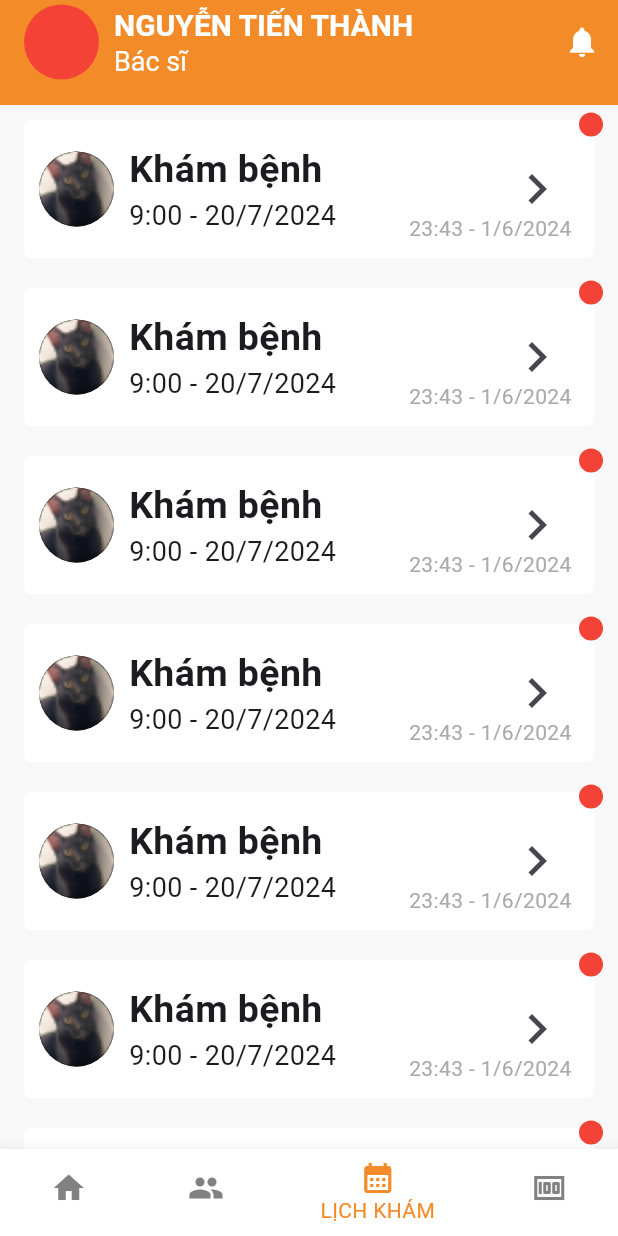
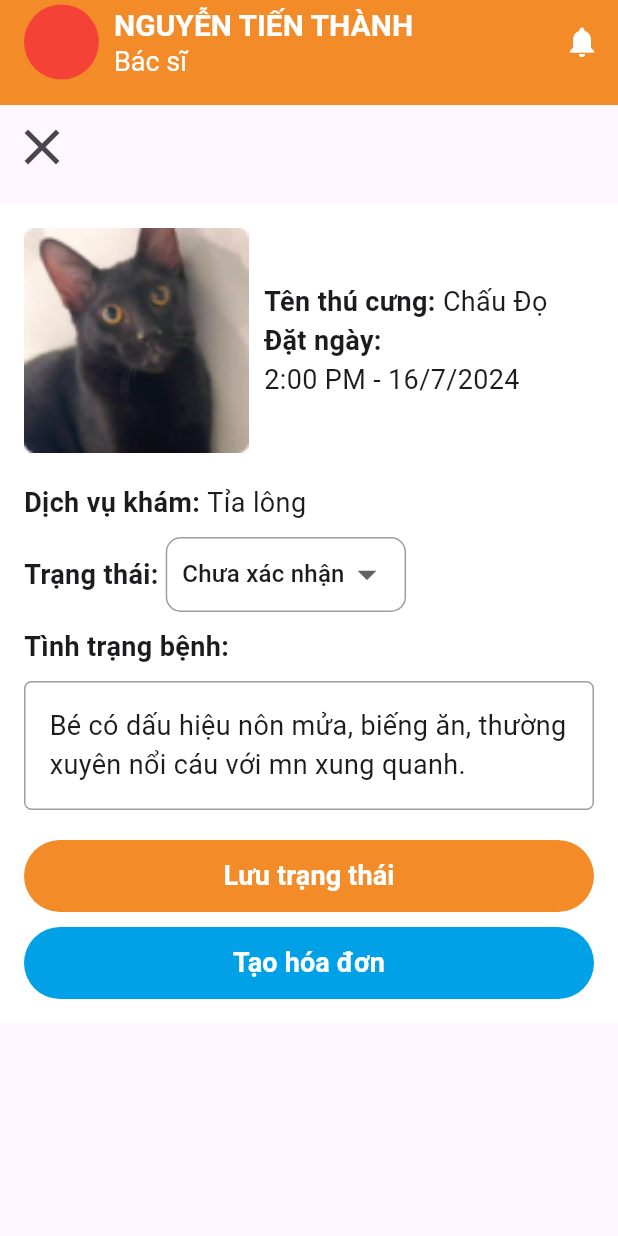
Before and after one commit to Anlele1701/DNT_Flutter_Pawtients, a Flutter app: the screen it shows after launch, item 3 of the bottom bar chosen, after a tap on the "keyboard arrow right" icon, on a phone screen of 412 x 824 dp. Run offline on Flutter 3.47's test engine with Material 3 defaults, Android fonts, the light colour scheme and no system bars; our stand-ins replace dio, glassmorphism, image_picker, material_symbols_icons, table_calendar.

Commit message:
Complete Appointment Detail Page

```diff
--- /dev/null
+++ b/frontend_ad/lib/views/appointment_detail.dart
@@ -0,0 +1,214 @@
+import 'package:flutter/cupertino.dart';
+import 'package:flutter/material.dart';
+import 'package:flutter/rendering.dart';
+import 'package:flutter/widgets.dart';
+import 'package:frontend_ad/views/public_views/appbar.dart';
+
+class AppointmentDetail extends StatefulWidget {
+  const AppointmentDetail({super.key});
+
+  @override
+  State<AppointmentDetail> createState() => _MyWidgetState();
+}
+
+class _MyWidgetState extends State<AppointmentDetail> {
+  String? stateChoose = "Chưa xác nhận";
+  final List<String> listState = ["Chưa xác nhận", "Đồng ý", "Hủy"];
+  final String? tinhTrangBenh = "Khám bệnh";
+  @override
+  Widget build(BuildContext context) {
+    return Scaffold(
+      appBar: CustomAppBar(),
+      body: SingleChildScrollView(
+        child: Column(
+          crossAxisAlignment: CrossAxisAlignment.start,
+          children: [
+            IconButton(
+                onPressed: () {
+                  Navigator.pop(context);
+                },
+                icon: Icon(
+                  Icons.close,
+                  size: 40,
+                )),
+            Container(
+              decoration: BoxDecoration(color: Color(0xffffffff)),
+              margin: const EdgeInsets.fromLTRB(0, 10, 0, 0),
+              padding: const EdgeInsets.all(16),
+              child: Column(
+                children: [
+                  Row(
+                    children: [
+                      Container(
+                        decoration: BoxDecoration(
+                            borderRadius: BorderRadius.circular(30),
+                            color: Color(0xff000000)),
+                        height: 150,
+                        width: 150,
+                        child: Image.asset(
+                          "images/cat_rect.png",
+                          fit: BoxFit.cover,
+                        ),
+                      ),
+                      const SizedBox(
+                        width: 10,
+                      ),
+                      const Column(
+                        crossAxisAlignment: CrossAxisAlignment.start,
+                        children: [
+                          Row(
+                            children: [
+                              Text(
+                                "Tên thú cưng: ",
+                                style: TextStyle(
+                                    fontWeight: FontWeight.bold, fontSize: 18),
+                              ),
+                              Text(
+                                "Chấu Đọ",
+                                style: TextStyle(fontSize: 18),
+                              )
+                            ],
+                          ),
+                          Text(
+                            "Đặt ngày:",
+                            style: TextStyle(
+                              fontWeight: FontWeight.bold,
+                              fontSize: 18,
+                            ),
+                          ),
+                          Text(
+                            "2:00 PM - 16/7/2024",
+                            style: TextStyle(fontSize: 18),
+                          )
+                        ],
+                      )
+                    ],
+                  ),
+                  const SizedBox(
+                    height: 20,
+                  ),
+                  const Row(
+                    children: [
+                      Text("Dịch vụ khám: ",
+                          style: TextStyle(
+                            fontWeight: FontWeight.bold,
+                            fontSize: 18,
+                          )),
+                      Text("Tỉa lông",
+                          style: TextStyle(
+                            fontSize: 18,
+                          ))
+                    ],
+                  ),
+                  const SizedBox(
+                    height: 10,
+                  ),
+                  Row(
+                    children: [
+                      const Text("Trạng thái: ",
+                          style: TextStyle(
+                            fontWeight: FontWeight.bold,
+                            fontSize: 18,
+                          )),
+                      Container(
+                        decoration: BoxDecoration(
+                            color: Color(0xffffffff),
+                            border: Border.all(color: (Colors.grey)),
+                            borderRadius: BorderRadius.circular(10)),
+                        child: DropdownButton<String>(
+                          padding: const EdgeInsets.fromLTRB(10, 0, 10, 0),
+                          value: stateChoose,
+                          icon: const Icon(Icons.arrow_drop_down),
+                          iconSize: 30,
+                          underline: const SizedBox(),
+                          onChanged: (String? newValue) {
+                            setState(() {
+                              stateChoose = newValue;
+                            });
+                          },
+                          items: listState
+                              .map<DropdownMenuItem<String>>((String value) {
+                            return DropdownMenuItem<String>(
+                              value: value,
+                              child: Text(value),
+                            );
+                          }).toList(),
+                        ),
+                      )
+                    ],
+                  ),
+                  const SizedBox(
+                    height: 10,
+                  ),
+                  Container(
+                    child: tinhTrangBenh != null
+                        ? Column(
+                            crossAxisAlignment: CrossAxisAlignment.start,
+                            children: [
+                              const Text(
+                                "Tình trạng bệnh: ",
+                                style: TextStyle(
+                                    fontSize: 18, fontWeight: FontWeight.bold),
+                              ),
+                              const SizedBox(
+                                height: 10,
+                              ),
+                              Container(
+                                padding: const EdgeInsets.all(16),
+                                decoration: BoxDecoration(
+                                    border: Border.all(color: Colors.grey),
+                                    borderRadius: BorderRadius.circular(5)),
+                                child: const Text(
+                                  "Bé có dấu hiệu nôn mửa, biếng ăn, thường xuyên nổi cáu với mn xung quanh.",
+                                  style: TextStyle(fontSize: 18),
+                                ),
+                              )
+                            ],
+                          )
+                        : const SizedBox(),
+                  ),
+                  const SizedBox(
+                    height: 20,
+                  ),
+                  Container(
+                    width: 400,
+                    decoration: BoxDecoration(
+                        color: Color(0xffF48B29),
+                        borderRadius: BorderRadius.circular(30)),
+                    child: TextButton(
+                        onPressed: () {},
+                        child: const Text(
+                          "Lưu trạng thái",
+                          style: TextStyle(
+                              color: Color(0xffffffff),
+                              fontSize: 18,
+                              fontWeight: FontWeight.bold),
+                        )),
+                  ),
+                  const SizedBox(
+                    height: 10,
+                  ),
+                  Container(
+                    width: 400,
+                    decoration: BoxDecoration(
+                        color: const Color(0xff00A1E6),
+                        borderRadius: BorderRadius.circular(30)),
+                    child: TextButton(
+                        onPressed: () {},
+                        child: const Text(
+                          "Tạo hóa đơn",
+                          style: TextStyle(
+                              color: Color(0xffffffff),
+                              fontSize: 18,
+                              fontWeight: FontWeight.bold),
+                        )),
+                  ),
+                ],
+              ),
+            )
+          ],
+        ),
+      ),
+    );
+  }
+}
--- a/frontend_ad/lib/views/items/appointment_item.dart
+++ b/frontend_ad/lib/views/items/appointment_item.dart
@@ -1,4 +1,5 @@
 import 'package:flutter/material.dart';
+import 'package:frontend_ad/views/appointment_detail.dart';
 
 class AppointmentItem extends StatefulWidget {
   const AppointmentItem({super.key});
@@ -52,7 +53,9 @@ class _MyWidgetState extends State<AppointmentItem> {
                     Container(
                       child: b=="Đã xác nhận"?const Text("Đã xác nhận", style: TextStyle(color: Color(0xff00FF29), fontWeight: FontWeight.bold),)
                             : b=="Xem kết quả khám bệnh"?TextButton(onPressed: (){}, child: const Text("Xem kết quả khám bệnh", style: TextStyle(color: Color(0xffF48B29), fontWeight: FontWeight.bold),))
-                            : IconButton(onPressed: (){}, icon: const Icon(Icons.keyboard_arrow_right, size: 40,))
+                            : IconButton(onPressed: (){
+                              Navigator.push(context, MaterialPageRoute(builder: (context)=>AppointmentDetail()));
+                            }, icon: const Icon(Icons.keyboard_arrow_right, size: 40,))
                     )
                   ],
                 ),
```
Also changed, not shown: frontend_ad/images/cat_rect.png (added), frontend_cl/pubspec.lock.
